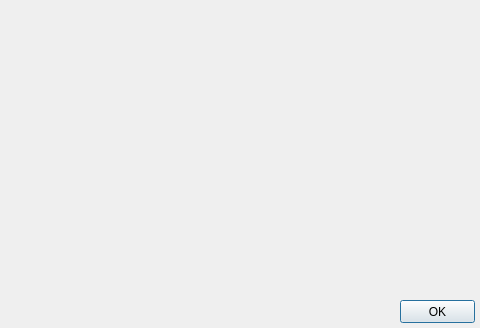
This is dialogsignature.ui in horsicq/XDisasm as Qt 5 draws it before an edit. The edited form follows.
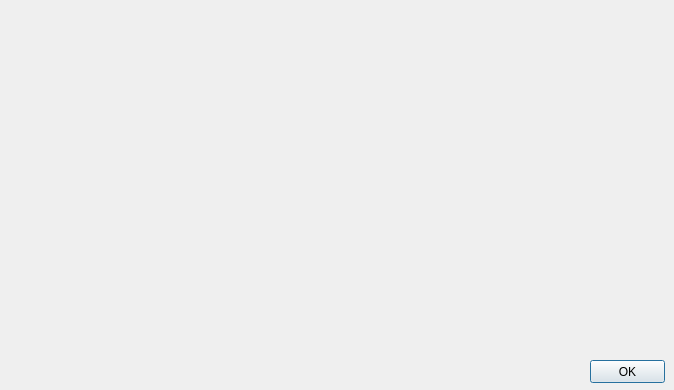
This is the edited form.

The edit to the form file:
```diff
--- a/dialogsignature.ui
+++ b/dialogsignature.ui
@@ -6,8 +6,8 @@
    <rect>
     <x>0</x>
     <y>0</y>
-    <width>480</width>
-    <height>328</height>
+    <width>674</width>
+    <height>390</height>
    </rect>
   </property>
   <property name="windowTitle">
@@ -16,8 +16,8 @@
   <widget class="QPushButton" name="pushButtonOK">
    <property name="geometry">
     <rect>
-     <x>400</x>
-     <y>300</y>
+     <x>590</x>
+     <y>360</y>
      <width>75</width>
      <height>23</height>
     </rect>
```
Left out of the diff: 8 changed lines with no effect on the pictures.
